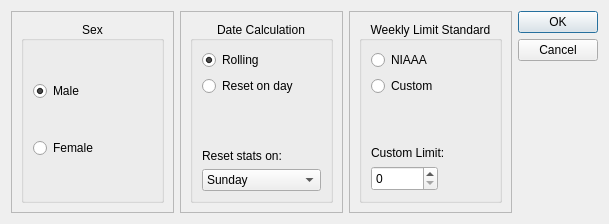
Before: the Qt Designer form src/user_settings.ui in minorsecond/BuzzBot, drawn with Qt 5.
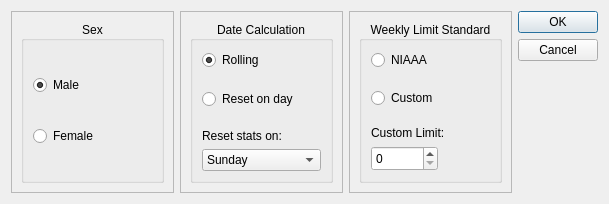
After: the same form once the commit is applied.

Commit message: Add connections for custom limit

The edit to the form file:
```diff
--- a/src/user_settings.ui
+++ b/src/user_settings.ui
@@ -7,7 +7,7 @@
     <x>0</x>
     <y>0</y>
     <width>609</width>
-    <height>224</height>
+    <height>204</height>
    </rect>
   </property>
   <property name="windowTitle">
@@ -92,7 +92,40 @@
          <bool>true</bool>
         </property>
         <layout class="QGridLayout" name="gridLayout">
+         <item row="2" column="0">
+          <widget class="QRadioButton" name="fixedDateRadioButton">
+           <property name="text">
+            <string>Reset on day</string>
+           </property>
+          </widget>
+         </item>
+         <item row="0" column="0">
+          <widget class="QRadioButton" name="rollingDateRadioButton">
+           <property name="text">
+            <string>Rolling</string>
+           </property>
+           <property name="checked">
+            <bool>true</bool>
+           </property>
+          </widget>
+         </item>
          <item row="4" column="0">
+          <spacer name="verticalSpacer_2">
+           <property name="orientation">
+            <enum>Qt::Vertical</enum>
+           </property>
+           <property name="sizeType">
+            <enum>QSizePolicy::Expanding</enum>
+           </property>
+           <property name="sizeHint" stdset="0">
+            <size>
+             <width>20</width>
+             <height>40</height>
+            </size>
+           </property>
+          </spacer>
+         </item>
+         <item row="6" column="0">
           <widget class="QComboBox" name="weekdayStartInput">
            <item>
             <property name="text">
@@ -131,7 +164,7 @@
            </item>
           </widget>
          </item>
-         <item row="3" column="0">
+         <item row="5" column="0">
           <widget class="QLabel" name="weekdayStartLabel">
            <property name="text">
             <string>Reset stats on:</string>
@@ -139,30 +172,10 @@
           </widget>
          </item>
          <item row="1" column="0">
-          <widget class="QRadioButton" name="fixedDateRadioButton">
-           <property name="text">
-            <string>Reset on day</string>
-           </property>
-          </widget>
-         </item>
-         <item row="0" column="0">
-          <widget class="QRadioButton" name="rollingDateRadioButton">
-           <property name="text">
-            <string>Rolling</string>
-           </property>
-           <property name="checked">
-            <bool>true</bool>
-           </property>
-          </widget>
-         </item>
-         <item row="2" column="0">
-          <spacer name="verticalSpacer_2">
+          <spacer name="verticalSpacer">
            <property name="orientation">
             <enum>Qt::Vertical</enum>
            </property>
-           <property name="sizeType">
-            <enum>QSizePolicy::Expanding</enum>
-           </property>
            <property name="sizeHint" stdset="0">
             <size>
              <width>20</width>
@@ -202,43 +215,20 @@
         </property>
         <layout class="QGridLayout" name="gridLayout_6">
          <item row="1" column="0">
-          <widget class="QRadioButton" name="customLimitRadioButton">
-           <property name="text">
-            <string>Custom</string>
-           </property>
-          </widget>
-         </item>
-         <item row="2" column="0">
-          <spacer name="verticalSpacer_3">
-           <property name="orientation">
-            <enum>Qt::Vertical</enum>
-           </property>
-           <property name="sizeType">
-            <enum>QSizePolicy::Expanding</enum>
-           </property>
-           <property name="sizeHint" stdset="0">
-            <size>
-             <width>20</width>
-             <height>40</height>
-            </size>
-           </property>
-          </spacer>
-         </item>
-         <item row="0" column="0" colspan="2">
           <widget class="QRadioButton" name="niaaaStandardsRadioButton">
            <property name="text">
             <string>NIAAA</string>
            </property>
           </widget>
          </item>
-         <item row="4" column="0" colspan="2">
+         <item row="9" column="0" colspan="2">
           <widget class="QLabel" name="customLimitLabel">
            <property name="text">
             <string>Custom Limit:</string>
            </property>
           </widget>
          </item>
-         <item row="5" column="0">
+         <item row="10" column="0">
           <widget class="QSpinBox" name="customLimitSpinBox">
            <property name="sizePolicy">
             <sizepolicy hsizetype="Preferred" vsizetype="Fixed">
@@ -254,6 +244,42 @@
            </property>
           </widget>
          </item>
+         <item row="3" column="0">
+          <widget class="QRadioButton" name="customLimitRadioButton">
+           <property name="text">
+            <string>Custom</string>
+           </property>
+          </widget>
+         </item>
+         <item row="7" column="0">
+          <spacer name="verticalSpacer_3">
+           <property name="orientation">
+            <enum>Qt::Vertical</enum>
+           </property>
+           <property name="sizeType">
+            <enum>QSizePolicy::Expanding</enum>
+           </property>
+           <property name="sizeHint" stdset="0">
+            <size>
+             <width>20</width>
+             <height>40</height>
+            </size>
+           </property>
+          </spacer>
+         </item>
+         <item row="2" column="0">
+          <spacer name="verticalSpacer_4">
+           <property name="orientation">
+            <enum>Qt::Vertical</enum>
+           </property>
+           <property name="sizeHint" stdset="0">
+            <size>
+             <width>20</width>
+             <height>40</height>
+            </size>
+           </property>
+          </spacer>
+         </item>
         </layout>
        </widget>
       </item>
```
The commit also changes 7 other files.
